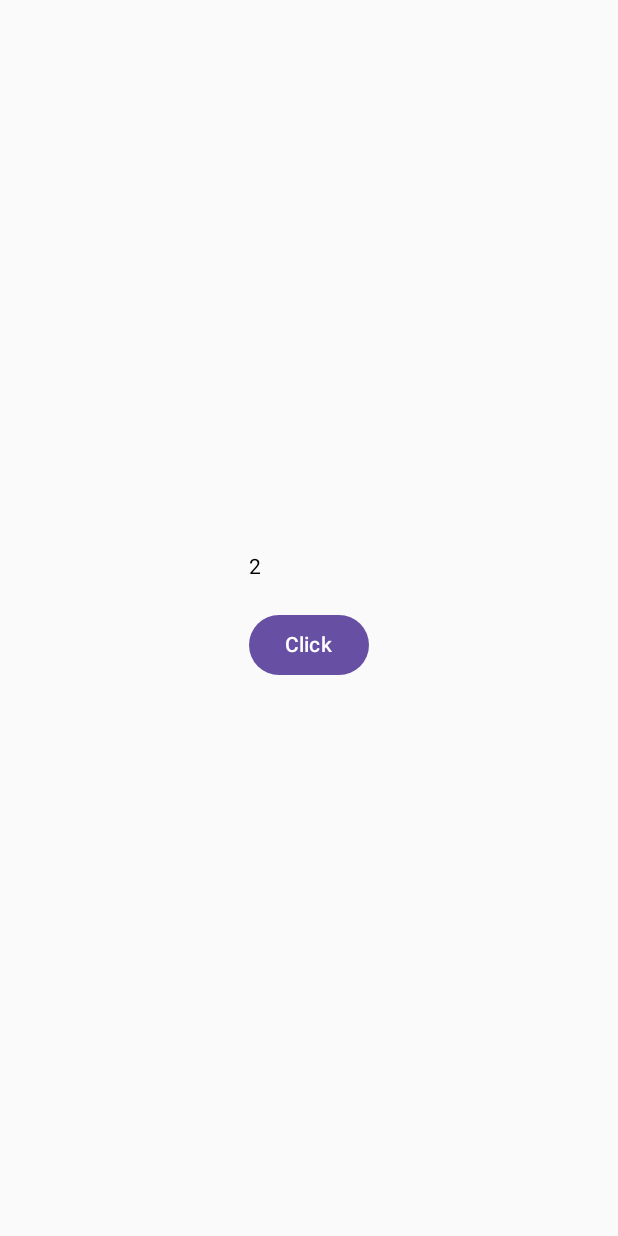
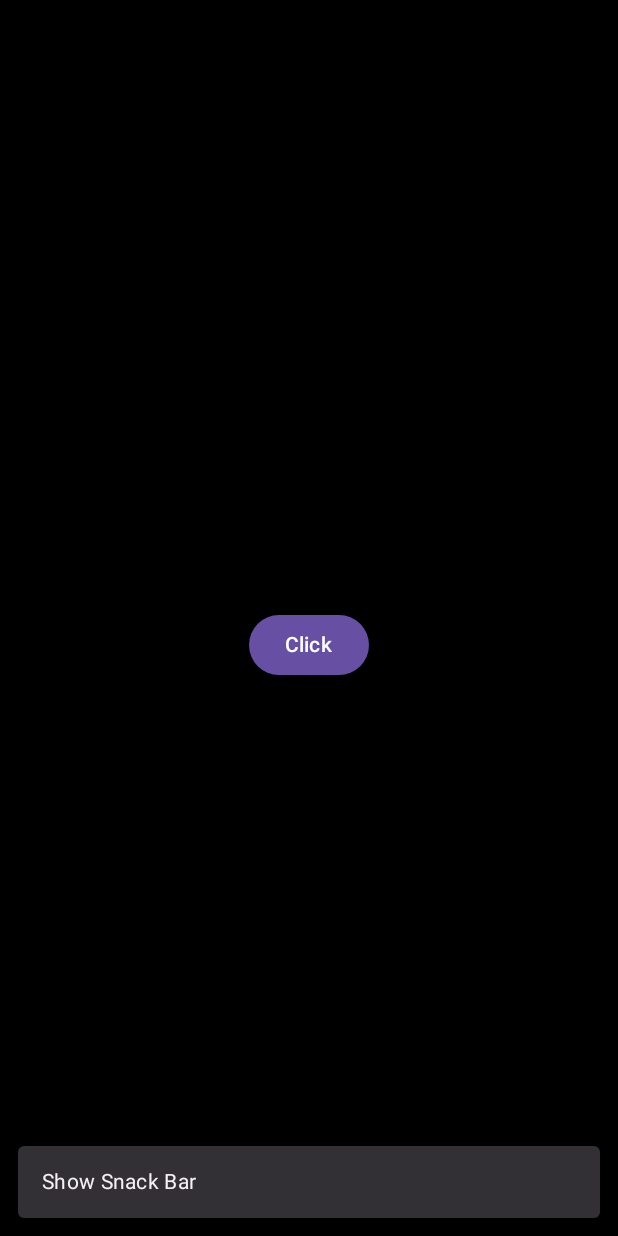
Before and after one commit to deepak252/AndroidJetpackCompose, an Android app built with Jetpack Compose: the screen it shows after launch (MainActivity), after a tap on "Click", on a phone screen of 412 x 824 dp. Run offline under Robolectric (Android 15) with nearby library versions, the phone set to English and light mode, and no system bars.

Commit message:
Compose State : 2- Plain State Holder Classes

```diff
--- a/app/src/main/java/com/example/jetpackcomposeapp/MainActivity.kt
+++ b/app/src/main/java/com/example/jetpackcomposeapp/MainActivity.kt
@@ -11,13 +11,14 @@ import androidx.compose.runtime.Composable
 import androidx.compose.ui.Modifier
 import androidx.compose.ui.tooling.preview.Preview
 import com.example.jetpackcomposeapp.example1.ExampleScreen1
+import com.example.jetpackcomposeapp.example2.ExampleScreen2
 import com.example.jetpackcomposeapp.ui.theme.JetpackComposeAppTheme
 
 class MainActivity : ComponentActivity() {
     override fun onCreate(savedInstanceState: Bundle?) {
         super.onCreate(savedInstanceState)
         setContent {
-            ExampleScreen1()
+            ExampleScreen2()
         }
     }
 }
--- /dev/null
+++ b/app/src/main/java/com/example/jetpackcomposeapp/example2/ExampleScreen2.kt
@@ -0,0 +1,78 @@
+package com.example.jetpackcomposeapp.example2
+
+import android.util.Log
+import androidx.compose.foundation.layout.Box
+import androidx.compose.foundation.layout.Column
+import androidx.compose.foundation.layout.Spacer
+import androidx.compose.foundation.layout.fillMaxSize
+import androidx.compose.foundation.layout.height
+import androidx.compose.foundation.layout.padding
+import androidx.compose.material3.Button
+import androidx.compose.material3.Scaffold
+import androidx.compose.material3.SnackbarHost
+import androidx.compose.material3.Text
+import androidx.compose.runtime.Composable
+import androidx.compose.runtime.LaunchedEffect
+import androidx.compose.runtime.getValue
+import androidx.compose.runtime.setValue
+import androidx.compose.runtime.mutableStateOf
+import androidx.compose.runtime.saveable.rememberSaveable
+import androidx.compose.ui.Alignment
+import androidx.compose.ui.Modifier
+import androidx.compose.ui.graphics.Color
+import androidx.compose.ui.text.TextStyle
+import androidx.compose.ui.text.font.FontStyle
+import androidx.compose.ui.unit.dp
+
+// Passing state as Lambda
+@Composable
+fun ExampleScreen2(){
+    var exampleState2 = rememberExampleSate2()
+
+    LaunchedEffect(key1 = exampleState2.shouldShowSnackbar){
+        Log.d("MyTag", "Launched Effect, show snackbar = ${exampleState2.shouldShowSnackbar}")
+        if(exampleState2.shouldShowSnackbar){
+            exampleState2.showSnackbar("Show Snack Bar")
+        }
+    }
+
+    Log.d("MyTag","State updated")
+    Scaffold(
+        snackbarHost = {
+            SnackbarHost(hostState = exampleState2.snackbarState)
+        },
+        containerColor = Color.Black
+
+    ) {paddingValues ->
+        Box(
+            contentAlignment = Alignment.Center,
+            modifier = Modifier
+                .fillMaxSize()
+                .padding(paddingValues),
+
+        ){
+            Column() {
+    //            Text(text = "$count")  // this approach leads to recomposition on state change
+                CustomText(count = { exampleState2.count }) // Pass state as Lambda to avoid recomposition
+                Spacer(modifier = Modifier.height(20.dp))
+                Button(onClick = {
+                    exampleState2.count++
+                }) {
+                    Text(text = "Click")
+                }
+            }
+        }
+    }
+
+
+}
+
+@Composable
+private fun CustomText(count : ()->Int){
+    Text(
+        text = "${count()}",
+        style = TextStyle(
+//            color = Color.DarkGray
+        )
+    )
+}
--- /dev/null
+++ b/app/src/main/java/com/example/jetpackcomposeapp/example2/ExampleState2.kt
@@ -0,0 +1,34 @@
+package com.example.jetpackcomposeapp.example2
+
+import androidx.compose.foundation.ScrollState
+import androidx.compose.foundation.rememberScrollState
+import androidx.compose.material3.SnackbarHostState
+import androidx.compose.runtime.Composable
+import androidx.compose.runtime.mutableStateOf
+import androidx.compose.runtime.getValue
+import androidx.compose.runtime.remember
+import androidx.compose.runtime.setValue
+
+// This Plain State Holder Class only handle  UI related state.
+class ExampleState2(
+    val scrollState : ScrollState,
+    val snackbarState : SnackbarHostState
+) {
+    var count by mutableStateOf(0)
+    val shouldShowSnackbar : Boolean
+        get() = count%2==1
+
+    suspend fun showSnackbar(msg : String){
+        snackbarState.showSnackbar(msg)
+    }
+}
+
+@Composable
+fun rememberExampleSate2(
+    scrollState : ScrollState = rememberScrollState(),
+    snackbarState : SnackbarHostState = remember {
+        SnackbarHostState()
+    }
+)= remember {
+    ExampleState2(scrollState, snackbarState)
+}
```
